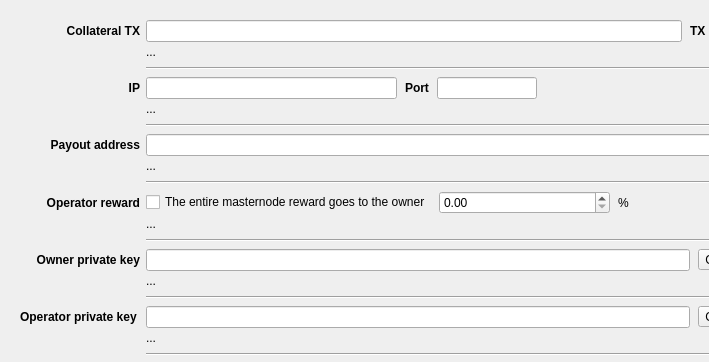
Above: src/ui/ui_reg_masternode_dlg.ui from Bertrand256/dash-masternode-tool before the change; both pictures show x 0 to 709 and y 0 to 362 of the 808 by 659 pixel window. Below: the same form after it.
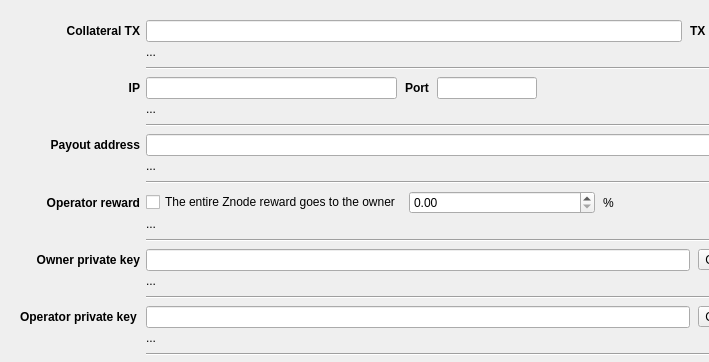
That is the form after the change.

Commit message: Updated text in Znode registration wizard dialog.

```diff
--- a/src/ui/ui_reg_masternode_dlg.ui
+++ b/src/ui/ui_reg_masternode_dlg.ui
@@ -162,7 +162,7 @@
          <item>
           <widget class="QCheckBox" name="chbWholeMNReward">
            <property name="text">
-            <string>The entire masternode reward goes to the owner</string>
+            <string>The entire Znode reward goes to the owner</string>
            </property>
           </widget>
          </item>
```
Left out of the diff: 2 changed lines with no effect on the pictures. The commit also changes 2 other files.
